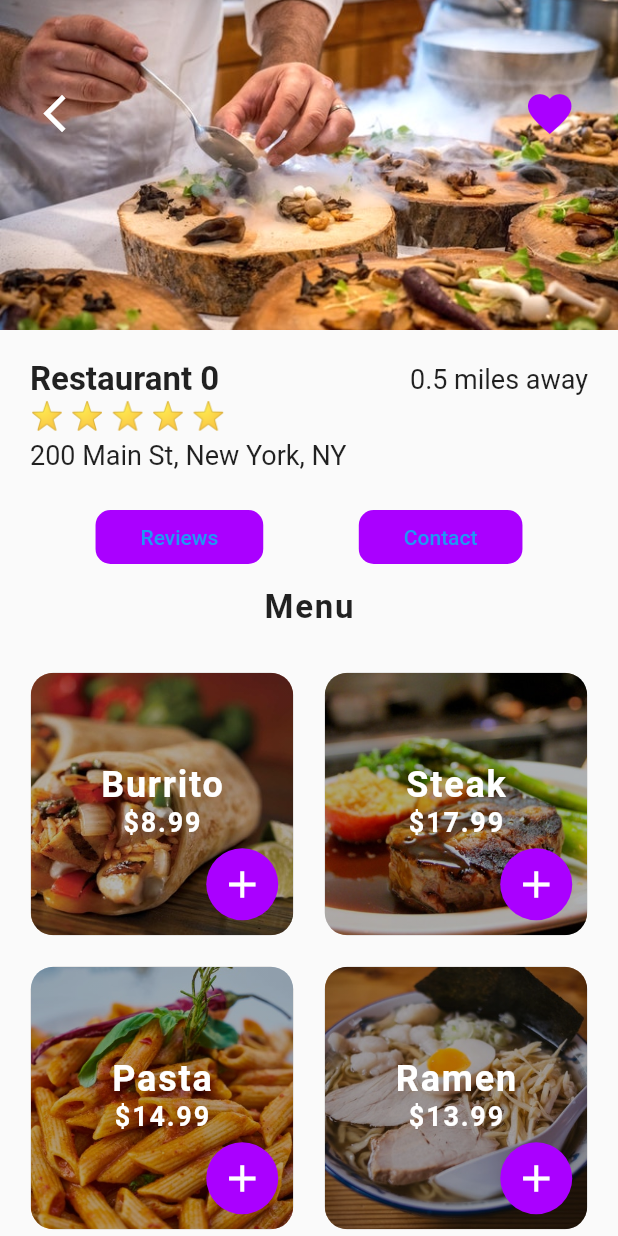
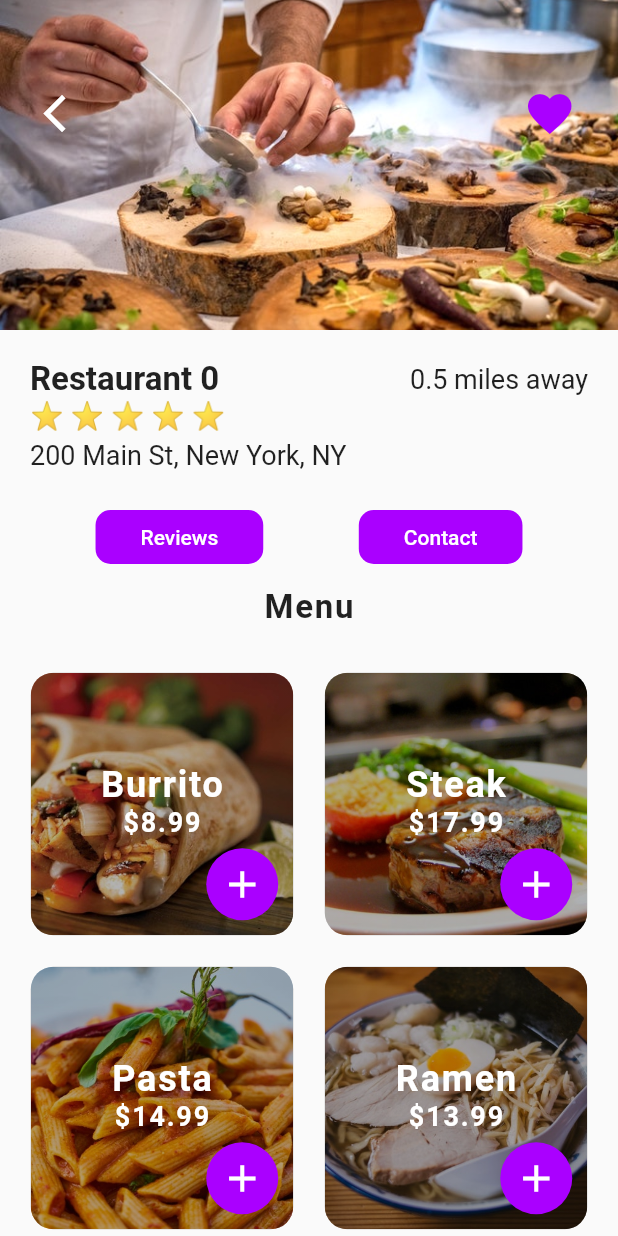
Before and after one commit to alexandrecyano/Food-Delivery-App-UI, a Flutter app: the screen it shows after launch, after a tap on "Restaurant 0", on a phone screen of 412 x 824 dp. Run offline on Flutter 3.47's test engine with Material 2 defaults, Android fonts, the phone set to English and light mode, and no system bars.

Commit message:
Changed text color

```diff
--- a/lib/screens/restaurant_screen.dart
+++ b/lib/screens/restaurant_screen.dart
@@ -171,7 +171,7 @@ class _RestaurantScreenState extends State<RestaurantScreen> {
                     borderRadius: BorderRadius.circular(10.0),
                   ),
                 ),
-                child: Text('Reviews'),
+                child: Text('Reviews', style: TextStyle(color: Colors.white)),
                 onPressed: () {},
               ),
               TextButton(
@@ -183,7 +183,10 @@ class _RestaurantScreenState extends State<RestaurantScreen> {
                   ),
                 ),
                 onPressed: () {},
-                child: Text('Contact'),
+                child: Text(
+                  'Contact',
+                  style: TextStyle(color: Colors.white),
+                ),
               ),
             ],
           ),
```
